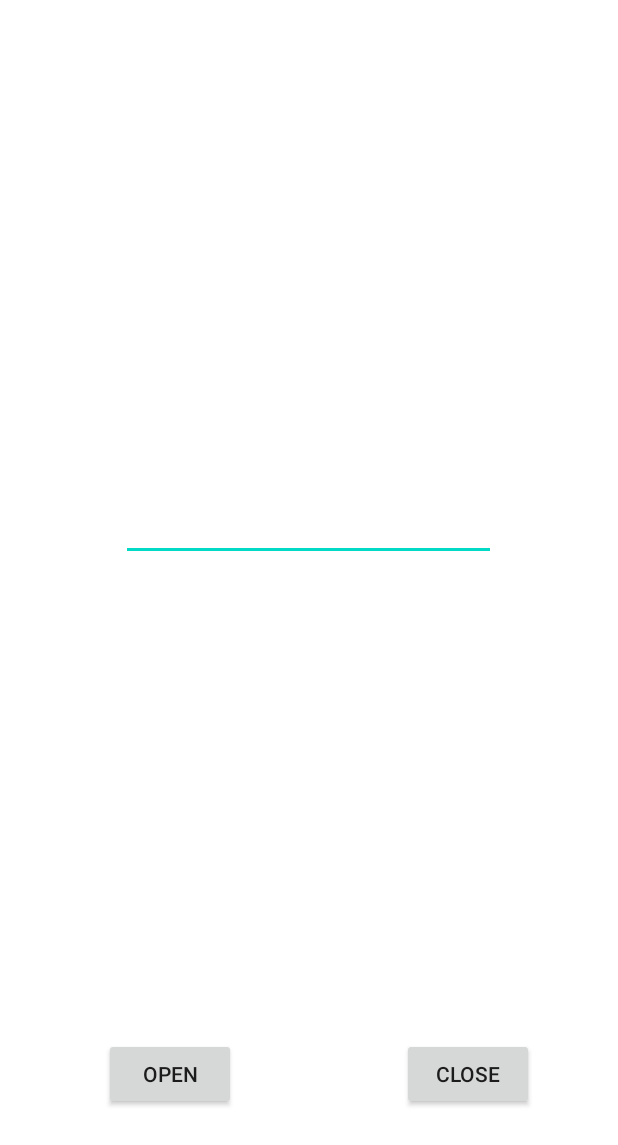
After one commit to DemonViglu/DemonApp, an Android app: the DemoWechatActivity screen opened directly, with no data from a screen before it, on a phone screen of 412 x 824 dp. The commit adds this screen. Shown: the top 1145 px of the screen. Run offline under Robolectric (Android 15) with nearby library versions, the phone set to English and light mode, and no system bars.

Commit message:
添加微信通知监听
应该暂时告一段路

```diff
--- a/app/src/main/java/com/demonviglu/demonapp/demo_meno_activity/EditMenoFragment.kt
+++ b/app/src/main/java/com/demonviglu/demonapp/demo_meno_activity/EditMenoFragment.kt
@@ -25,6 +25,9 @@ class EditMenoFragment :Fragment() {
 
     private fun awake(){
         println("Try to open fragment")
+
+
+
     }
 
 }
--- /dev/null
+++ b/app/src/main/java/com/demonviglu/demonapp/demo_wechat_service_activity/DemoWechatActivity.kt
@@ -0,0 +1,38 @@
+package com.demonviglu.demonapp.demo_wechat_service_activity
+
+import android.Manifest
+import android.app.Activity
+import android.content.Intent
+import android.os.Bundle
+import android.widget.Button
+import android.widget.EditText
+import com.demonviglu.demonapp.R
+import com.demonviglu.demonapp.demon_notification.DemonNotificationManager
+import com.demonviglu.demonapp.service.WechatNotificationService
+import com.demonviglu.demonapp.util.PermissionManager
+
+class DemoWechatActivity :Activity() {
+    override fun onCreate(savedInstanceState: Bundle?) {
+        super.onCreate(savedInstanceState)
+        setContentView(R.layout.demo_wechat_layout)
+        init()
+    }
+
+    private fun init(){
+        findViewById<Button>(R.id.open_wechat_service_button).setOnClickListener {
+            val pm = PermissionManager(this)
+
+            pm.AutoAskForPermission(Manifest.permission.FOREGROUND_SERVICE)
+
+            if(pm.HasPermission(Manifest.permission.FOREGROUND_SERVICE)){
+                startService(Intent(this,WechatNotificationService::class.java).putExtra("Names",findViewById<EditText>(R.id.wechat_favorite_inputText).text))
+            }
+
+        }
+
+        findViewById<Button>(R.id.close_wechat_service_button).setOnClickListener{
+            stopService(Intent(this,WechatNotificationService::class.java))
+        }
+    }
+
+}
--- a/app/src/main/res/layout/demo_meno_layout.xml
+++ b/app/src/main/res/layout/demo_meno_layout.xml
@@ -17,6 +17,7 @@
             android:id="@+id/meno_listview"
             android:layout_width="match_parent"
             android:layout_height="wrap_content"
+            android:dividerPadding="10dp"
             android:orientation="vertical" />
     </ScrollView>
 
--- /dev/null
+++ b/app/src/main/res/layout/demo_wechat_layout.xml
@@ -0,0 +1,41 @@
+<?xml version="1.0" encoding="utf-8"?>
+<androidx.constraintlayout.widget.ConstraintLayout xmlns:android="http://schemas.android.com/apk/res/android"
+    xmlns:app="http://schemas.android.com/apk/res-auto"
+    xmlns:tools="http://schemas.android.com/tools"
+    android:layout_width="match_parent"
+    android:layout_height="match_parent">
+
+    <Button
+        android:id="@+id/open_wechat_service_button"
+        android:layout_width="wrap_content"
+        android:layout_height="wrap_content"
+        android:layout_marginBottom="84dp"
+        android:text="@string/open"
+        app:layout_constraintBottom_toBottomOf="parent"
+        app:layout_constraintEnd_toStartOf="@+id/close_wechat_service_button"
+        app:layout_constraintHorizontal_bias="0.385"
+        app:layout_constraintStart_toStartOf="parent" />
+
+    <Button
+        android:id="@+id/close_wechat_service_button"
+        android:layout_width="wrap_content"
+        android:layout_height="wrap_content"
+        android:layout_marginEnd="56dp"
+        android:layout_marginBottom="84dp"
+        android:text="@string/close"
+        app:layout_constraintBottom_toBottomOf="parent"
+        app:layout_constraintEnd_toEndOf="parent" />
+
+    <EditText
+        android:id="@+id/wechat_favorite_inputText"
+        android:layout_width="250dp"
+        android:layout_height="222dp"
+        android:layout_marginTop="152dp"
+        android:ems="10"
+        android:gravity="start|top"
+        android:inputType="textMultiLine"
+        app:layout_constraintEnd_toEndOf="parent"
+        app:layout_constraintHorizontal_bias="0.496"
+        app:layout_constraintStart_toStartOf="parent"
+        app:layout_constraintTop_toTopOf="parent" />
+</androidx.constraintlayout.widget.ConstraintLayout>
--- a/app/src/main/res/layout/fragment_edit_meno_layout.xml
+++ b/app/src/main/res/layout/fragment_edit_meno_layout.xml
@@ -21,7 +21,7 @@
         android:layout_height="45dp"
         android:layout_marginStart="28dp"
         android:layout_marginTop="84dp"
-        android:text="Title"
+        android:text="Content"
         app:layout_constraintStart_toStartOf="parent"
         app:layout_constraintTop_toTopOf="parent" />
 
@@ -33,7 +33,7 @@
         android:layout_marginEnd="84dp"
         android:ems="10"
         android:inputType="text"
-        android:text="Name"
+        android:hint="Title"
         app:layout_constraintEnd_toEndOf="parent"
         app:layout_constraintTop_toTopOf="parent" />
 
@@ -45,7 +45,7 @@
         android:layout_marginEnd="84dp"
         android:ems="10"
         android:inputType="text"
-        android:text="Name"
+        android:hint="Content"
         app:layout_constraintEnd_toEndOf="parent"
         app:layout_constraintTop_toBottomOf="@+id/edit_meno_title_input_text" />
 
--- a/app/src/main/res/values/strings.xml
+++ b/app/src/main/res/values/strings.xml
@@ -6,4 +6,6 @@
     <string name="gps_lo">经度</string>
     <string name="gps_addr">位置</string>
     <string name="add_meno">Add</string>
+    <string name="open">Open</string>
+    <string name="close">Close</string>
 </resources>
```
Also changed, not shown: app/src/main/AndroidManifest.xml (+22 -0 lines), app/src/main/java/com/demonviglu/demonapp/demo_meno_activity/MenoActivity.kt (+17 -2 lines), app/src/main/java/com/demonviglu/demonapp/demo_one_activity/DemoOneActivity.kt (+25 -0 lines), app/src/main/java/com/demonviglu/demonapp/demon_notification/DemonNotificationManager.kt (+11 -6 lines), app/src/main/java/com/demonviglu/demonapp/service/WechatNotificationService.kt (added, +59 -0 lines), app/src/main/java/com/demonviglu/demonapp/ui/component/MenoListviewItem.kt (added, +79 -0 lines), app/src/main/java/com/demonviglu/demonapp/util/PermissionManager.kt (+5 -6 lines), app/src/main/res/layout/component_meno_layout.xml (added, +51 -0 lines), app/src/main/res/layout/meno_spinner_layout.xml (added, +17 -0 lines), 2 other files.
